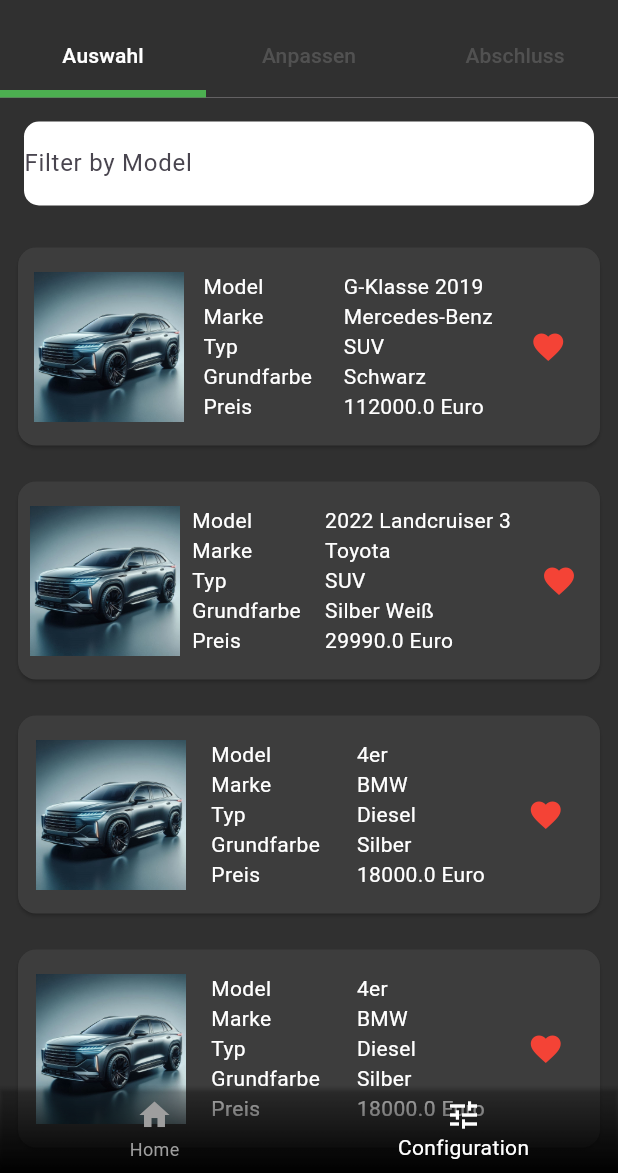
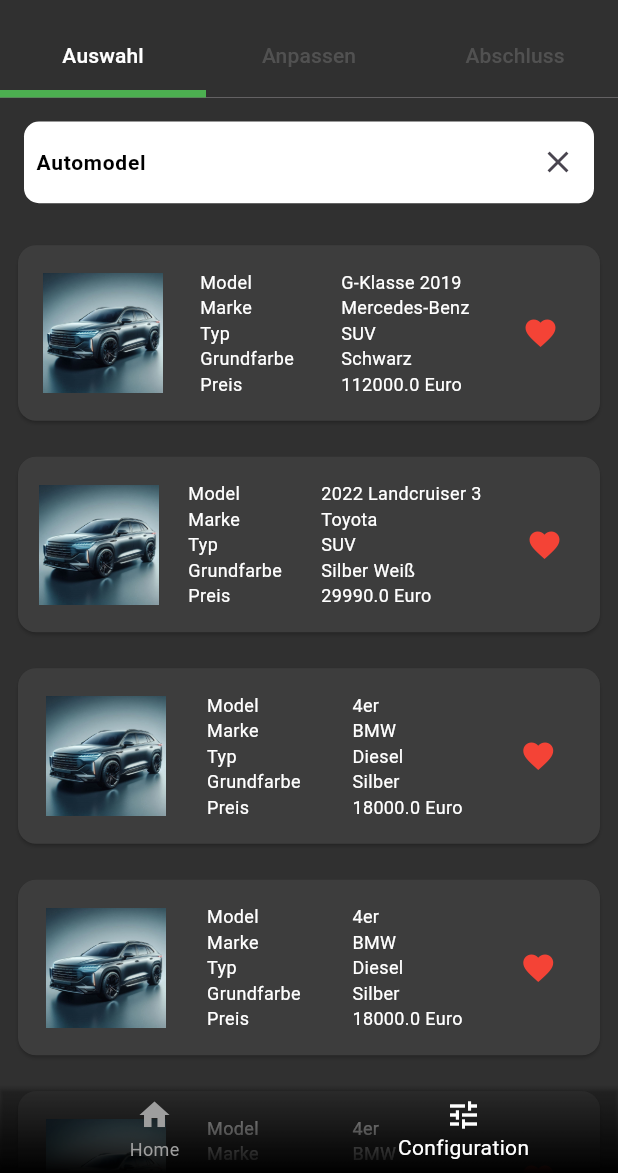
Before and after one commit to timhegi/virtuelle_fahrzeugerkundung, a Flutter app: the screen it shows after launch, item 2 of the bottom bar chosen, on a phone screen of 412 x 824 dp, the part 63-1236 px from its top. Run offline on Flutter 3.47's test engine with Material 3 defaults, Android fonts, the phone set to English and light mode, and no system bars; our stand-ins replace fluttertoast, hexcolor, hive, hive_flutter; missing offline and left inert: model_viewer_plus; accounts and stored records are empty.

Commit message:
Auswahl mit Suchfeld und Liste angepasst

```diff
--- a/lib/widgets/listOfCars.dart
+++ b/lib/widgets/listOfCars.dart
@@ -23,6 +23,16 @@
     'lib/assets/images/image2.jpg',
     'lib/assets/images/image3.jpg',
   ];
+
+  final myController = TextEditingController();
+
+  @override
+  void dispose() {
+    // Clean up the controller when the widget is removed from the
+    // widget tree.
+    myController.dispose();
+    super.dispose();
+  }
 
   final List<CarObject> carList = [
     CarObject(
@@ -112,14 +122,34 @@
           Padding(
             padding: const EdgeInsets.all(16.0),
             child: Container(
+              padding: EdgeInsets.only(left: 8),
               decoration: BoxDecoration(
                 color: Colors.white,
                 borderRadius: BorderRadius.all(Radius.circular(10)),
               ),
               width: 400,
               child: TextField(
+                controller: myController,
                 decoration: InputDecoration(
-                  labelText: 'Filter by Model',
+                  labelText: "Automodel",
+                  labelStyle: TextStyle(
+                      fontWeight: FontWeight.w700,
+                      fontSize: 14,
+                      color: Colors.black),
+                  suffixIcon: Align(
+                    widthFactor: 1.0,
+                    heightFactor: 1.0,
+                    child: IconButton(
+                      icon: Icon(Icons.close),
+                      onPressed: () {
+                        setState(() {
+                          filterModel = "";
+                          filterCarsByModel(filterModel);
+                          myController.text = "";
+                        });
+                      },
+                    ),
+                  ),
                   border: InputBorder.none,
                 ),
                 onChanged: filterCarsByModel,
@@ -148,8 +178,8 @@
                               mainAxisAlignment: MainAxisAlignment.spaceAround,
                               children: [
                                 SizedBox(
-                                  height: 100,
-                                  width: 100,
+                                  height: 80,
+                                  width: MediaQuery.sizeOf(context).width * 0.2,
                                   // Set a fixed width for the images
                                   child: PageView.builder(
                                     itemCount: images.length,
@@ -165,19 +195,29 @@
                                         CrossAxisAlignment.start,
                                     children: [
                                       Text("Model",
-                                          style: TextStyle(color: Colors.white),
+                                          style: TextStyle(
+                                              color: Colors.white,
+                                              fontSize: 12),
                                           textAlign: TextAlign.left),
                                       Text("Marke",
-                                          style: TextStyle(color: Colors.white),
+                                          style: TextStyle(
+                                              color: Colors.white,
+                                              fontSize: 12),
                                           textAlign: TextAlign.left),
                                       Text("Typ",
-                                          style: TextStyle(color: Colors.white),
+                                          style: TextStyle(
+                                              color: Colors.white,
+                                              fontSize: 12),
                                           textAlign: TextAlign.left),
                                       Text("Grundfarbe",
-                                          style: TextStyle(color: Colors.white),
+                                          style: TextStyle(
+                                              color: Colors.white,
+                                              fontSize: 12),
                                           textAlign: TextAlign.left),
                                       Text("Preis",
-                                          style: TextStyle(color: Colors.white),
+                                          style: TextStyle(
+                                              color: Colors.white,
+                                              fontSize: 12),
                                           textAlign: TextAlign.left),
                                     ],
                                   ),
@@ -193,28 +233,36 @@
                                               .elementAt(index)
                                               .model
                                               .toString(),
-                                          style: TextStyle(color: Colors.white),
+                                          style: TextStyle(
+                                              color: Colors.white,
+                                              fontSize: 12),
                                           textAlign: TextAlign.left),
                                       Text(
                                           filteredCars
                                               .elementAt(index)
                                               .brand
                                               .toString(),
-                                          style: TextStyle(color: Colors.white),
+                                          style: TextStyle(
+                                              color: Colors.white,
+                                              fontSize: 12),
                                           textAlign: TextAlign.left),
                                       Text(
                                           filteredCars
                                               .elementAt(index)
                                               .type
                                               .toString(),
-                                          style: TextStyle(color: Colors.white),
+                                          style: TextStyle(
+                                              color: Colors.white,
+                                              fontSize: 12),
                                           textAlign: TextAlign.left),
                                       Text(
                                           filteredCars
                                               .elementAt(index)
                                               .baseColor
                                               .toString(),
-                                          style: TextStyle(color: Colors.white),
+                                          style: TextStyle(
+                                              color: Colors.white,
+                                              fontSize: 12),
                                           textAlign: TextAlign.left),
                                       Text(
                                           filteredCars
@@ -222,7 +270,9 @@
                                                   .price
                                                   .toString() +
                                               " Euro",
-                                          style: TextStyle(color: Colors.white),
+                                          style: TextStyle(
+                                              color: Colors.white,
+                                              fontSize: 12),
                                           textAlign: TextAlign.left),
                                     ],
                                   ),
@@ -236,16 +286,26 @@
                                           color: Colors.red),
                                       tooltip: 'Auto zu Favoriten hinzufügen',
                                       onPressed: () {
-                                    setState(() {
-                                      Hive.box<Car>("cars").add(Car(
-                                        model: filteredCars.elementAt(index).model,
-                                        brand: filteredCars.elementAt(index).brand,
-                                        type: filteredCars.elementAt(index).type,
-                                        baseColor: filteredCars.elementAt(index).baseColor,
-                                        price: filteredCars.elementAt(index).price,
-                                      ));
-                                    });
-                                  },
+                                        setState(() {
+                                          Hive.box<Car>("cars").add(Car(
+                                            model: filteredCars
+                                                .elementAt(index)
+                                                .model,
+                                            brand: filteredCars
+                                                .elementAt(index)
+                                                .brand,
+                                            type: filteredCars
+                                                .elementAt(index)
+                                                .type,
+                                            baseColor: filteredCars
+                                                .elementAt(index)
+                                                .baseColor,
+                                            price: filteredCars
+                                                .elementAt(index)
+                                                .price,
+                                          ));
+                                        });
+                                      },
                                     ),
                                   ],
                                 ),
```
